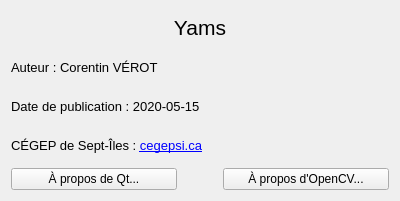
Before: the Qt Designer form src/QAboutWidget.ui in corentin703/Yams, drawn with Qt 5.
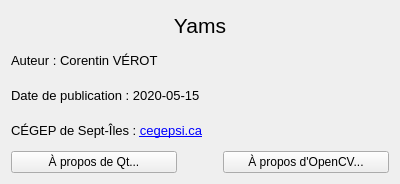
After: the same form once the commit is applied. Icons and pictures are not drawn.

```diff
--- a/src/QAboutWidget.ui
+++ b/src/QAboutWidget.ui
@@ -10,7 +10,7 @@
     <x>0</x>
     <y>0</y>
     <width>400</width>
-    <height>201</height>
+    <height>184</height>
    </rect>
   </property>
   <property name="windowTitle">
```
Left out of the diff: 9 changed lines with no effect on the pictures.
